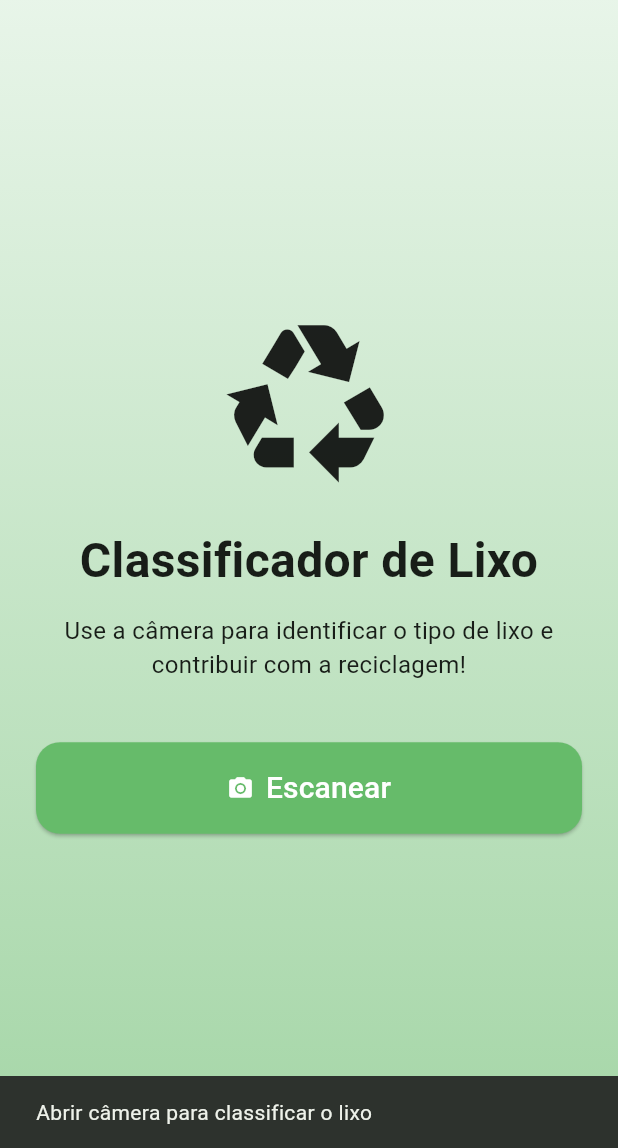
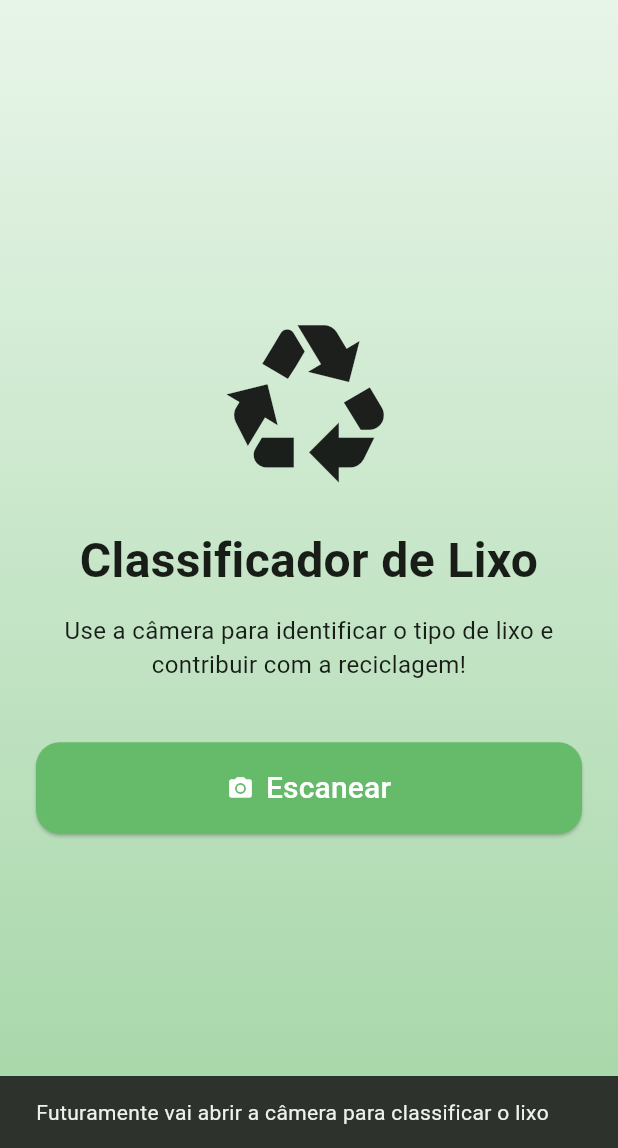
Before and after one commit to NatanTeixeiraVieira/garbage_classifier_mobile, a Flutter app: the HomeScreen screen opened directly, after a tap on "Escanear", on a phone screen of 412 x 824 dp, the part 88-1236 px from its top. Run offline on Flutter 3.47's test engine with Material 3 defaults, Android fonts, the phone set to English and light mode, and no system bars; our stand-ins replace sqflite; accounts and stored records are empty.

Commit message:
feat: Improve camera message

```diff
--- a/lib/screens/home_screen.dart
+++ b/lib/screens/home_screen.dart
@@ -6,7 +6,9 @@ class HomeScreen extends StatelessWidget {
 
   void _startCamera(BuildContext context) {
     ScaffoldMessenger.of(context).showSnackBar(
-      const SnackBar(content: Text("Abrir câmera para classificar o lixo")),
+      const SnackBar(
+          content:
+              Text("Futuramente vai abrir a câmera para classificar o lixo")),
     );
   }
 
```
